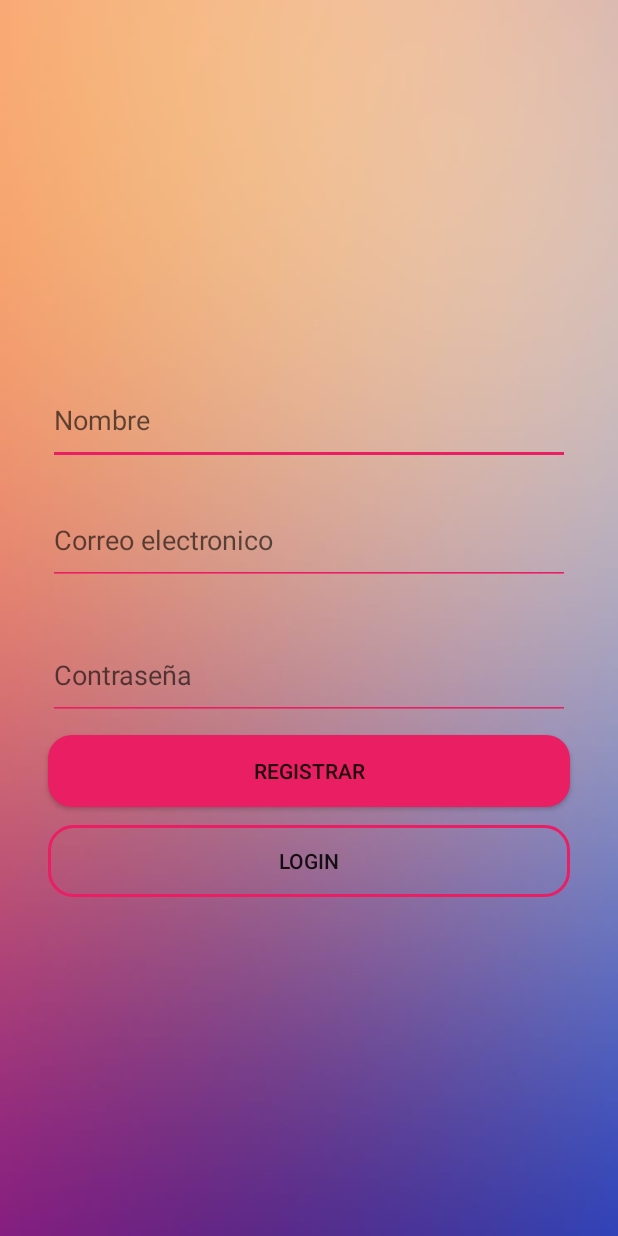
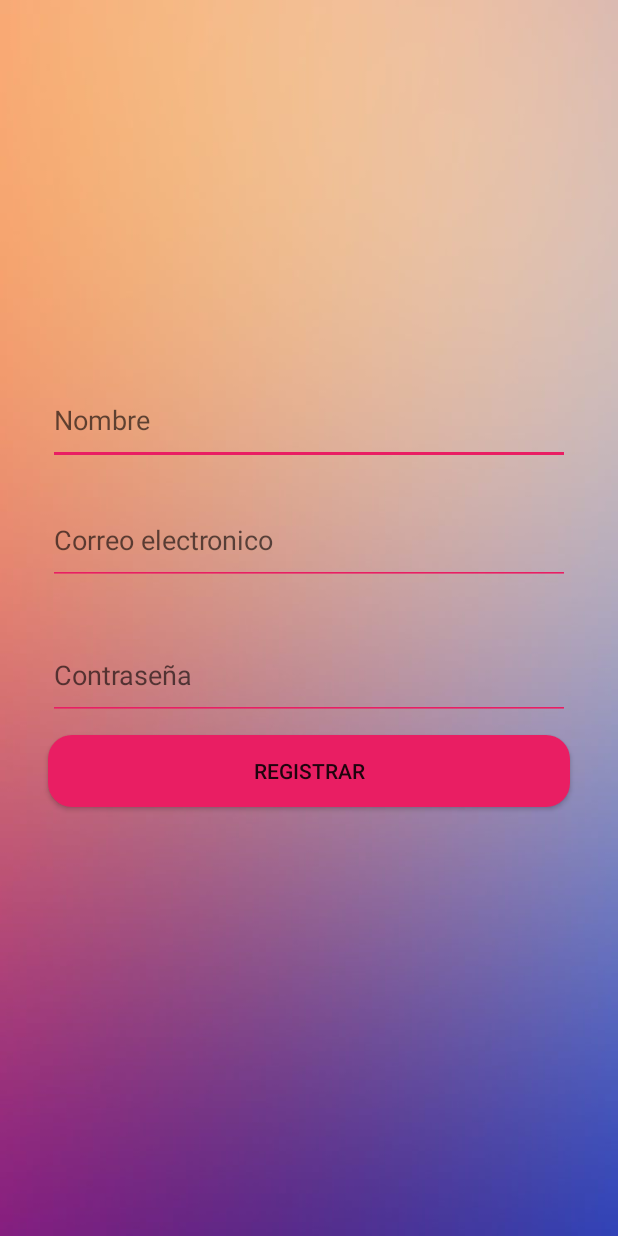
Before and after one commit to kathylopez133/Programacionlll, an Android app: the screen it shows after launch (MainActivity), on a phone screen of 412 x 824 dp. Run offline under Robolectric (Android 15) with nearby library versions, the phone set to English and light mode, and no system bars; our stand-ins replace Firebase (no records; nobody signed in at launch, a user with empty details on screens opened directly).

Commit message:
proyecto final pantalla

```diff
--- a/app/src/main/res/layout/activity_main.xml
+++ b/app/src/main/res/layout/activity_main.xml
@@ -58,16 +58,5 @@
         android:onClick="login"
         android:text="REGISTRAR" />
 
-    <Button
-        android:id="@+id/btnLogin"
-        android:layout_width="match_parent"
-        android:layout_height="wrap_content"
-        android:layout_marginStart="32dp"
-        android:layout_marginTop="550dp"
-        android:layout_marginEnd="32dp"
-        android:background="@drawable/borde"
-        android:onClick="iniciar"
-        android:text="LOGIN" />
-
 
 </RelativeLayout>
```
Also changed, not shown: app/src/main/java/com/example/programacionlll/MainActivity.java (+1 -11 lines).
